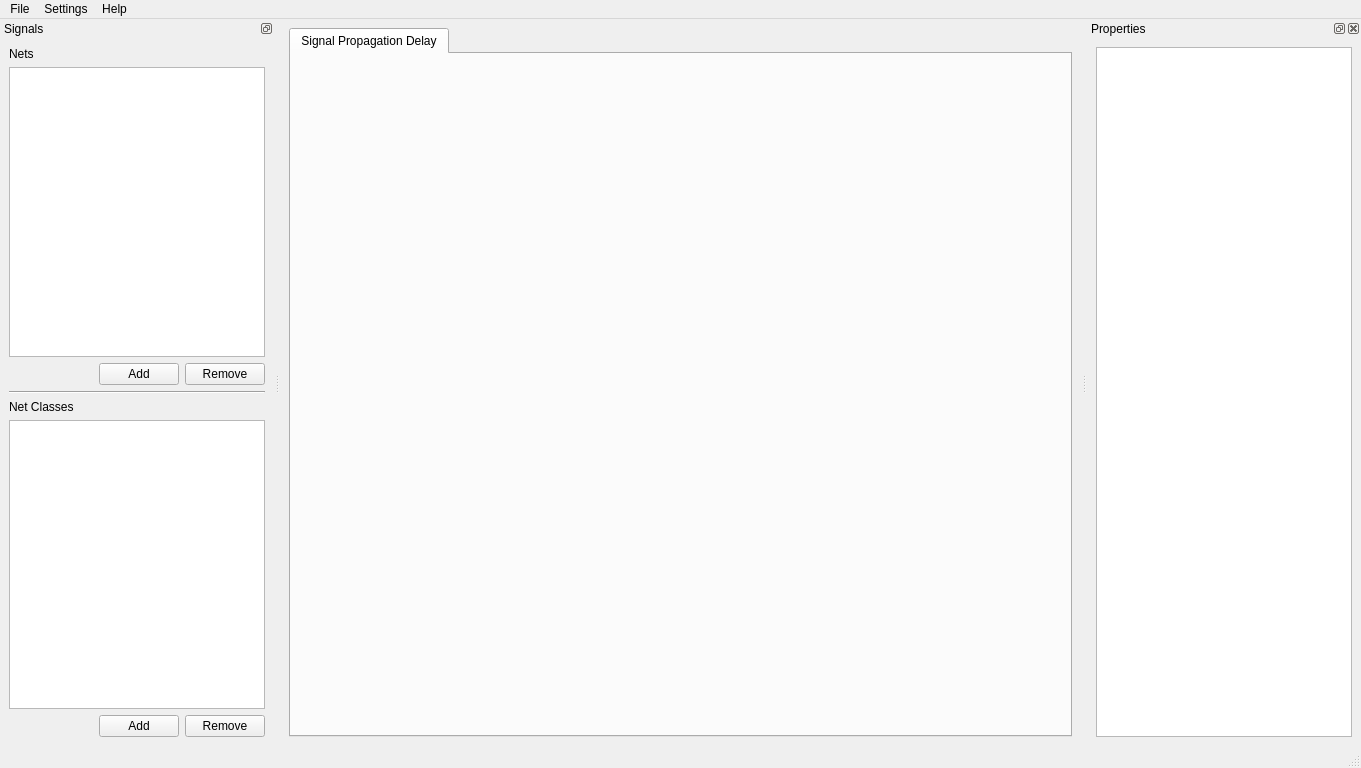
Above: src/uimainwindow.ui from waj334/openstackup before the change. Below: the same form after it.
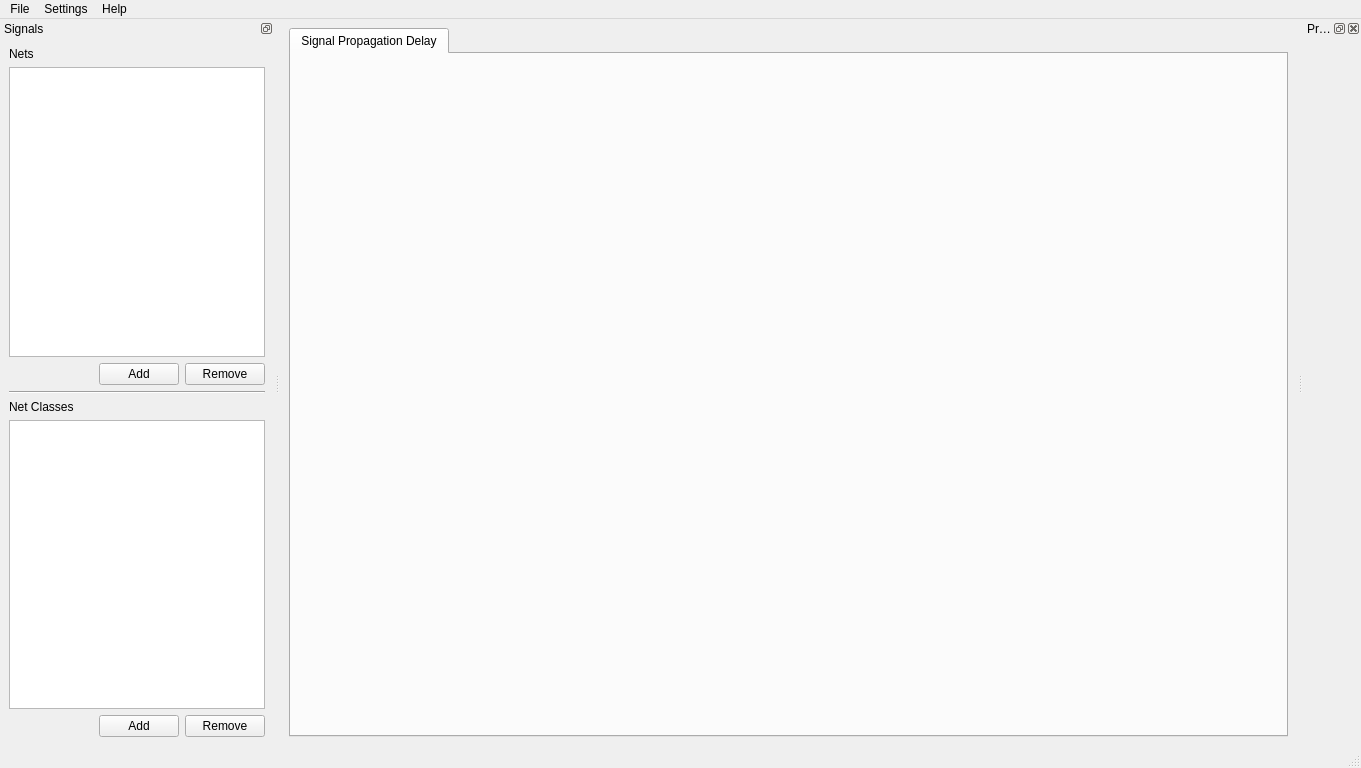
That is the form after the change.

Patch:
```diff
--- a/src/uimainwindow.ui
+++ b/src/uimainwindow.ui
@@ -181,11 +181,7 @@
     <number>2</number>
    </attribute>
    <widget class="QWidget" name="dockWidgetContents_3">
-    <layout class="QVBoxLayout" name="verticalLayout_2">
-     <item>
-      <widget class="QTableView" name="propertiesTable"/>
-     </item>
-    </layout>
+    <layout class="QVBoxLayout" name="verticalLayout_2"/>
    </widget>
   </widget>
   <action name="actionExit">
```
Left out of the diff: 30 changed lines with no effect on the pictures.
